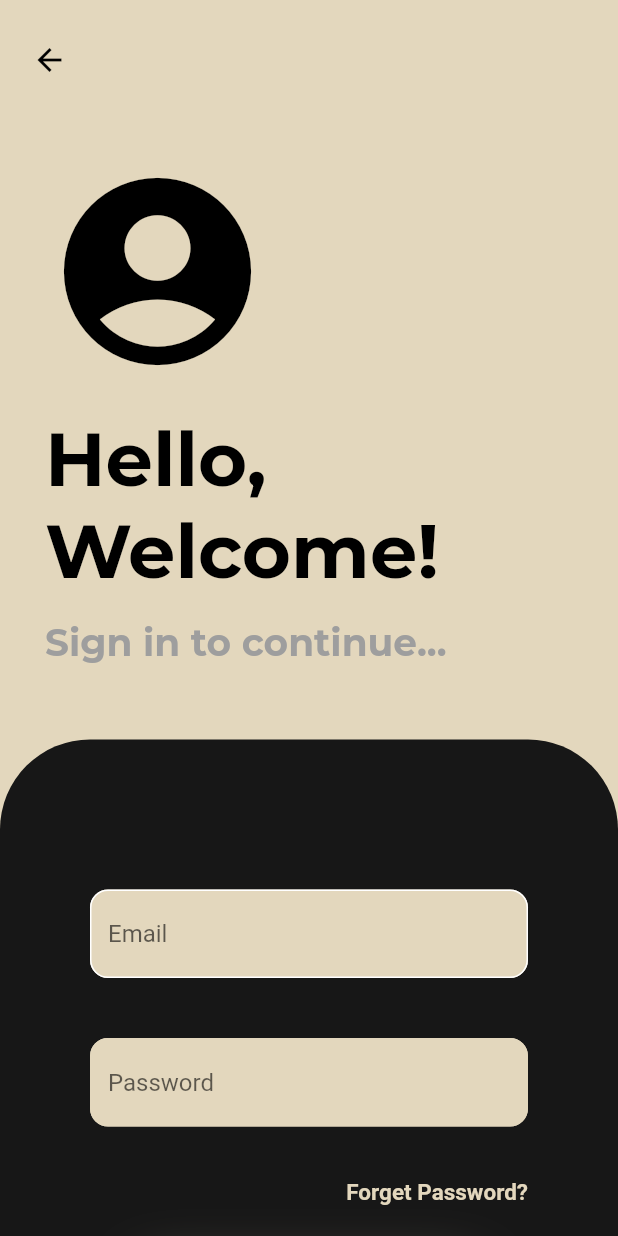
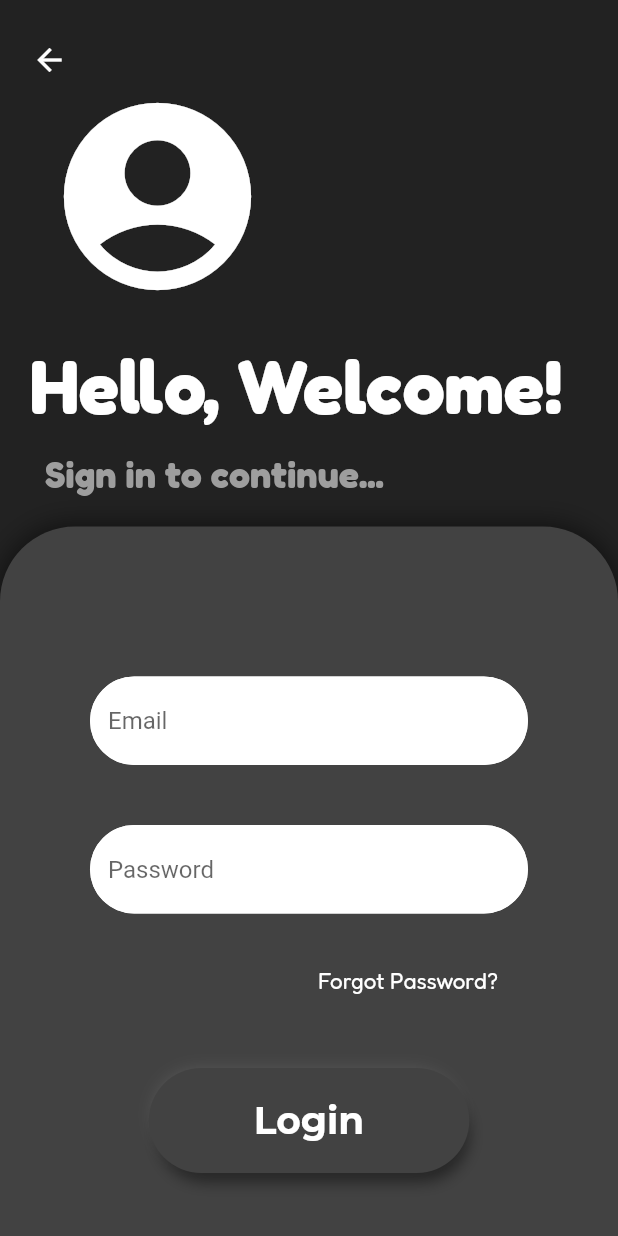
Before and after one commit to niharikar16/New-ToDoApp, a Flutter app: the screen it shows after launch, after a tap on "Get Started!", on a phone screen of 412 x 824 dp. Run offline on Flutter 3.47's test engine with Material 2 defaults, Android fonts, the phone set to English and light mode, and no system bars; our stand-ins replace google_fonts.

Commit message:
New changes

```diff
--- a/todoapp/lib/first_page.dart
+++ b/todoapp/lib/first_page.dart
@@ -47,9 +47,9 @@ class _FirstState extends State<First> {
               child: Center(
                 child: Text(
                   "Lets Begin!",
-                  style: GoogleFonts.montserrat(
+                  style: GoogleFonts.fredoka(
                       fontSize: 50,
-                      fontWeight: FontWeight.bold,
+                      fontWeight: FontWeight.normal,
                       color: Colors.black87),
                 ),
               ),
@@ -89,24 +89,33 @@ class _FirstState extends State<First> {
               height: 20,
             ),
 
-            //------------to navigate button to next page----------
+            //---------------------Get started------------------------
             InkWell(
               onTap: openLoginPage,
               child: Container(
                 padding: EdgeInsets.symmetric(vertical: 20, horizontal: 70),
-                decoration: BoxDecoration(color: Colors.black, boxShadow: [
+                decoration: BoxDecoration(color: Colors.white30,
+                  boxShadow: [
                   BoxShadow(
-                      color: Colors.black.withOpacity(0.2),
-                      offset: Offset(0, 9),
-                      blurRadius: 10,
-                      spreadRadius: 3),
-                ]),
+                      color: Colors.grey.shade400,
+                      offset: Offset(4, 8),
+                      blurRadius: 8,
+                      spreadRadius: 1),
+                    BoxShadow(
+                      color: Colors.grey.shade50,
+                      blurRadius: 6,
+                      offset: Offset(-3, -6),
+                      spreadRadius: 1
+                    )
+                ], borderRadius: BorderRadius.circular(60),
+
+                ),
                 child: Text(
                   "Get Started!",
                   style: GoogleFonts.montserrat(
                       fontSize: 25,
                       fontWeight: FontWeight.bold,
-                      color: Colors.white),
+                      color: Colors.black),
                 ),
               ),
             ),
@@ -172,8 +181,8 @@ class _FirstState extends State<First> {
           padding: const EdgeInsets.only(top: 20),
           child: Text(
             img.content,
-            style: GoogleFonts.montserrat(
-                color: Colors.grey, fontSize: 20, fontWeight: FontWeight.bold),
+            style: GoogleFonts.fredoka(
+                color: Colors.grey, fontSize: 20, fontWeight: FontWeight.normal),
           ),
         ),
       ],
--- a/todoapp/lib/forget_page.dart
+++ /dev/null
@@ -1,46 +0,0 @@
-import 'package:flutter/material.dart';
-import 'login_page.dart';
-
-class ForgetPage extends StatelessWidget {
-  const ForgetPage({Key? key}) : super(key: key);
-
-  @override
-  Widget build(BuildContext context) {
-    return MaterialApp(
-      debugShowCheckedModeBanner: false,
-      home: Forget(),
-    );
-  }
-}
-
-class Forget extends StatefulWidget {
-  const Forget({Key? key}) : super(key: key);
-
-  @override
-  State<Forget> createState() => _ForgetState();
-}
-
-class _ForgetState extends State<Forget> {
-
-  @override
-  Widget build(BuildContext context) {
-    return Scaffold(
-
-      appBar: AppBar(
-        leading: Padding(
-          padding: const EdgeInsets.only(top: 20.0, left: 10),
-          child: BackButton(
-            onPressed: () {
-              Navigator.push(context,
-                  MaterialPageRoute(builder: (context) => LoginPage()));
-
-            },
-            color: Colors.black,
-          ),
-        ),
-        elevation: 0,
-        backgroundColor: Colors.white24,
-      ),
-    );
-  }
-}
--- /dev/null
+++ b/todoapp/lib/forgot_pw.dart
@@ -0,0 +1,61 @@
+import 'package:flutter/material.dart';
+import 'login_page.dart';
+
+
+class ForgotPage extends StatelessWidget {
+  const ForgotPage({Key? key}) : super(key: key);
+
+  @override
+  Widget build(BuildContext context) {
+    return MaterialApp(
+      debugShowCheckedModeBanner: false,
+      home: Forgot(),
+    );
+  }
+}
+
+class Forgot extends StatefulWidget {
+  const Forgot({Key? key}) : super(key: key);
+
+  @override
+  State<Forgot> createState() => _ForgotState();
+}
+
+class _ForgotState extends State<Forgot> {
+  @override
+  Widget build(BuildContext context) {
+    return Scaffold(
+      resizeToAvoidBottomInset: false,
+      backgroundColor: ima,
+      appBar: AppBar(
+        //-------------------------back button---------------------------
+        leading: Padding(
+          padding: const EdgeInsets.only(top: 20.0, left: 10),
+          child: BackButton(
+            onPressed: () {
+              Navigator.push(context,
+                  MaterialPageRoute(builder: (context) => LoginPage()));
+            },
+            color: Colors.white,
+          ),
+        ),
+        elevation: 0,
+        backgroundColor: Color.fromARGB(255, 34, 34, 34),
+      ),
+      body: Container(
+        decoration: BoxDecoration(
+          image: DecorationImage(
+            image: AssetImage("assets/background.png"),
+            fit: BoxFit.cover,
+          ),
+        ),
+        child: Column(
+          mainAxisAlignment: MainAxisAlignment.start,
+          children: [
+            // Add other widgets here
+          ],
+        ),
+      ),
+    );
+  }
+}
--- a/todoapp/lib/login_page.dart
+++ b/todoapp/lib/login_page.dart
@@ -1,7 +1,7 @@
 import 'package:flutter/material.dart';
 import 'package:google_fonts/google_fonts.dart';
 import 'package:todoapp/first_page.dart';
-import 'forget_page.dart';
+import 'forgot_pw.dart';
 
 class LoginPage extends StatelessWidget {
   const LoginPage({super.key});
@@ -27,7 +27,8 @@ class _LoginState extends State<Login> {
   @override
   Widget build(BuildContext context) {
     return Scaffold(
-      backgroundColor: Color(0xffe3d7bd),
+      resizeToAvoidBottomInset: false,
+      backgroundColor: Color.fromARGB(255, 34, 34, 34),
       appBar: AppBar(
         //-------------------------back button---------------------------
         leading: Padding(
@@ -37,27 +38,27 @@ class _LoginState extends State<Login> {
               Navigator.push(context,
                   MaterialPageRoute(builder: (context) => FirstPage()));
             },
-            color: Colors.black,
-
+            color: Colors.white,
           ),
         ),
         elevation: 0,
-        backgroundColor: Color(0xffe3d7bd),
+        backgroundColor: Color.fromARGB(255, 34, 34, 34),
       ),
 
       //-----------------------------body--------------------------------------
       body: Container(
-
         child: Column(
           crossAxisAlignment: CrossAxisAlignment.start,
           children: [
             //----------------------account icon-----------------------
             Padding(
-                padding: const EdgeInsets.only(left: 30.0, top: 50),
+              padding: const EdgeInsets.only(
+                left: 30.0,
+              ),
               child: Icon(
                 Icons.account_circle,
                 size: 150,
-                  color: Colors.black,
+                color: Colors.white,
               ),
             ),
 
@@ -67,37 +68,46 @@ class _LoginState extends State<Login> {
 
             //--------------------Hello text-----------------------------
             Padding(
-                padding: const EdgeInsets.only(left: 30.0),
+              padding: const EdgeInsets.only(left: 20.0),
               child: Text(
                 'Hello, Welcome!',
-                  style: GoogleFonts.montserrat(
+                style: GoogleFonts.fredoka(
                     fontSize: 50,
                     fontWeight: FontWeight.bold,
-                      color: Colors.black),
+                    color: Colors.white),
               ),
             ),
             Padding(
               padding: const EdgeInsets.only(top: 15.0, left: 30),
               child: Text(
                 "Sign in to continue...",
-                  style: GoogleFonts.montserrat(
+                style: GoogleFonts.fredoka(
                     fontSize: 25,
                     color: Colors.grey,
                     fontWeight: FontWeight.bold),
               ),
             ),
             SizedBox(
-                height: 50,
+              height: 20,
             ),
 
             //----------------------Design container--------------------------
             Expanded(
               child: Container(
                 decoration: BoxDecoration(
-                      color: Color(0xff171717),
+                  color: Colors.grey.shade800,
+                  boxShadow: [
+                    BoxShadow(
+                        color: Colors.black54,
+                        offset: const Offset(0, 0),
+                        blurRadius: 15,
+                        spreadRadius: 1),
+                  ],
                   borderRadius: BorderRadius.only(
-                          topLeft: Radius.circular(60),topRight: Radius.circular(60)
-                          ),),
+                    topLeft: Radius.circular(50),
+                    topRight: Radius.circular(50),
+                  ),
+                ),
 
                 //------------------------password and email field ------------------
                 child: Column(
@@ -110,12 +120,12 @@ class _LoginState extends State<Login> {
                         decoration: InputDecoration(
                           enabledBorder: OutlineInputBorder(
                               borderSide: BorderSide(color: Colors.white),
-                                borderRadius: BorderRadius.circular(12)),
+                              borderRadius: BorderRadius.circular(40)),
                           focusedBorder: OutlineInputBorder(
-                                borderRadius: BorderRadius.circular(12),
-                                borderSide: BorderSide(color: Colors.black)),
+                              borderRadius: BorderRadius.circular(40),
+                              borderSide: BorderSide(color: Colors.blue)),
                           hintText: 'Email',
-                            fillColor: Color(0xffe3d7bd),
+                          fillColor: Colors.white,
                           filled: true,
                         ),
                       ),
@@ -131,14 +141,14 @@ class _LoginState extends State<Login> {
                         obscureText: true,
                         decoration: InputDecoration(
                             enabledBorder: OutlineInputBorder(
-                                borderSide: BorderSide(color: Color(0xffe3d7bd)),
-                                borderRadius: BorderRadius.circular(12),
+                              borderSide: BorderSide(color: Colors.white),
+                              borderRadius: BorderRadius.circular(40),
                             ),
                             focusedBorder: OutlineInputBorder(
-                                  borderSide: BorderSide(color: Color(0xffe3d7bd)),
-                                  borderRadius: BorderRadius.circular(12)),
+                                borderSide: BorderSide(color: Colors.blue),
+                                borderRadius: BorderRadius.circular(40)),
                             hintText: 'Password',
-                              fillColor: Color(0xffe3d7bd),
+                            fillColor: Colors.white,
                             filled: true),
                       ),
                     ),
@@ -153,40 +163,48 @@ class _LoginState extends State<Login> {
                         InkWell(
                           onTap: openForgetpwPage,
                           child: Padding(
-                              padding: const EdgeInsets.only(right: 60.0),
+                            padding: const EdgeInsets.only(right: 80.0),
                             child: Text(
-                                "Forget Password?",
-                                style: TextStyle(
-                                    fontWeight: FontWeight.bold,
+                              "Forgot Password?",
+                              style: GoogleFonts.fredoka(
+                                  fontWeight: FontWeight.normal,
                                   fontSize: 15,
-                                    color: Color(0xffe3d7bd)),
+                                  color: Colors.white),
                             ),
                           ),
                         ),
                       ],
                     ),
                     SizedBox(height: 50),
+
+                    //--------------------------Login button-----------------------
                     Center(
                       child: InkWell(
-
                         // onTap: openLoginPage,//
                         child: Container(
-
-                            padding: EdgeInsets.symmetric(vertical: 20, horizontal: 70),
-                            decoration: BoxDecoration(color: Colors.black, boxShadow: [
+                          padding: EdgeInsets.symmetric(
+                              vertical: 20, horizontal: 70),
+                          decoration: BoxDecoration(
+                              color: Colors.grey.shade800,
+                              boxShadow: [
                                 BoxShadow(
-                                  color: Color(0xffe3d7bd).withOpacity(0.4),
-                                  offset: Offset(0, 0),
-                                  blurRadius: 30,
-                                  spreadRadius: 9),
-                            ], borderRadius: BorderRadius.circular(20)
-                            ),
+                                    color: Colors.black45,
+                                    offset: Offset(3, 9),
+                                    blurRadius: 8,
+                                    spreadRadius:-3),
+                                BoxShadow(
+                                    color: Colors.grey.shade700,
+                                    offset: Offset(-2, -4),
+                                    blurRadius: 10,
+                                    spreadRadius: -7)
+                              ],
+                              borderRadius: BorderRadius.circular(60)),
                           child: Text(
                             "Login",
                             style: GoogleFonts.montserrat(
                                 fontSize: 25,
                                 fontWeight: FontWeight.bold,
-                                  color: Color(0xffe3d7bd)),
+                                color: Colors.white),
                           ),
                         ),
                       ),
@@ -203,13 +221,12 @@ class _LoginState extends State<Login> {
           ],
         ),
       ),
-
     );
   }
 
   //-----------------------navigation to forgetpassword page------------------------
   void openForgetpwPage() {
     Navigator.push(
-        context, MaterialPageRoute(builder: (context) => ForgetPage()));
+        context, MaterialPageRoute(builder: (context) => ForgotPage()));
   }
 }
--- a/todoapp/pubspec.yaml
+++ b/todoapp/pubspec.yaml
@@ -62,7 +62,7 @@ flutter:
   # To add assets to your application, add an assets section, like this:
   assets:
     - assets/ToDoIcon.png
-    # - assets/image_one.png
+    - assets/background.png
     - assets/imageOne.png
     - assets/imageTwo.png
     - assets/imageThree.png
```
Also changed, not shown: todoapp/assets/background.png (added). Lines whose indentation alone changed are shown as unchanged.
